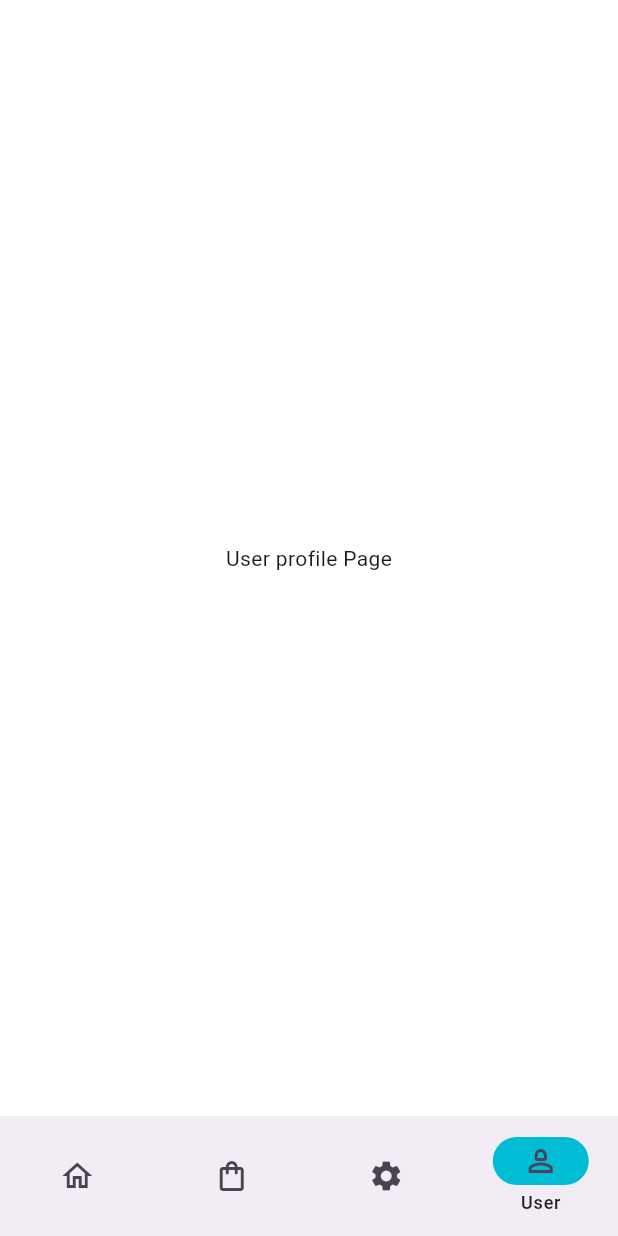
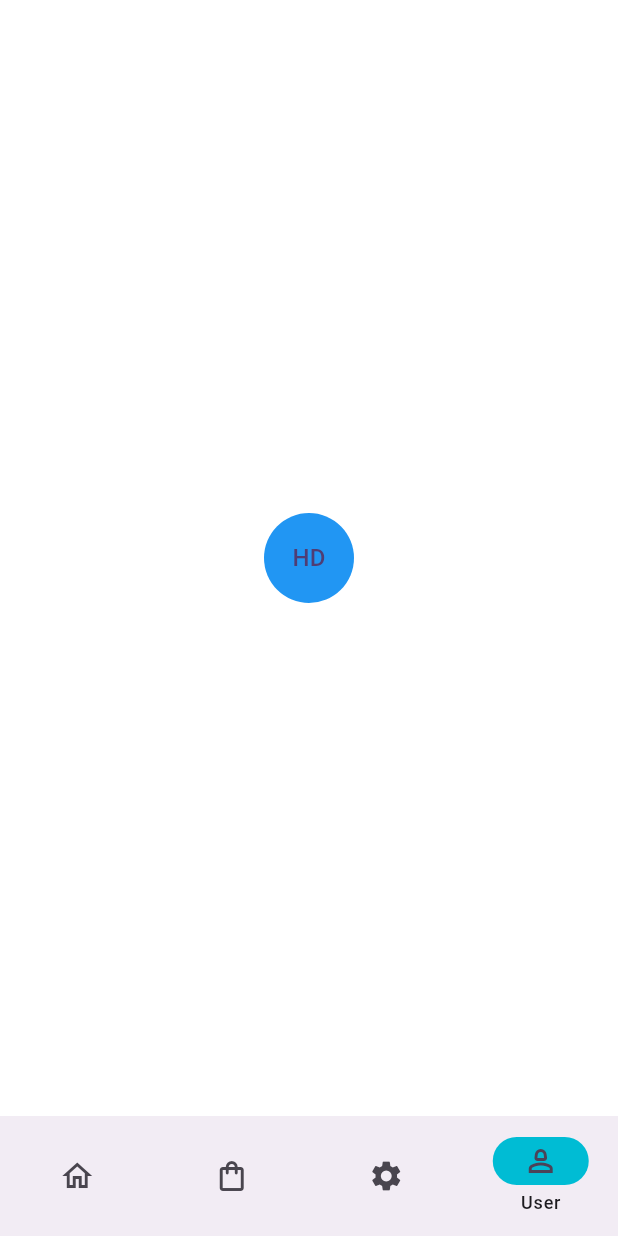
Before and after one commit to handuah/arc_flutter_class_app, a Flutter app: the screen it shows after launch, item 4 of the bottom bar chosen, on a phone screen of 412 x 824 dp. Run offline on Flutter 3.47's test engine with Material 3 defaults, Android fonts, the light colour scheme and no system bars; network calls fail.

Commit message:
made changes

```diff
--- a/lib/main.dart
+++ b/lib/main.dart
@@ -15,6 +15,7 @@ class MyApp extends StatelessWidget {
   @override
   Widget build(BuildContext context) {
     return MaterialApp(
+      debugShowCheckedModeBanner: false,
       title: 'Flutter Demo',
       theme: ThemeData(
         // This is the theme of your application.
--- a/lib/screens/userprofile.dart
+++ b/lib/screens/userprofile.dart
@@ -13,7 +13,11 @@ class _UserProfileState extends State<UserProfile> {
     return const Scaffold(
       backgroundColor: Colors.white,
       body: Center(
-        child: Text('User profile Page'),
+        child: CircleAvatar(
+          backgroundColor: Colors.blue,
+          radius: 30.0,
+          child: Text('HD'),
+        ),
       ),
     );
   }
```
Also changed, not shown: lib/screens/myhomepage.dart (+12 -5 lines).
